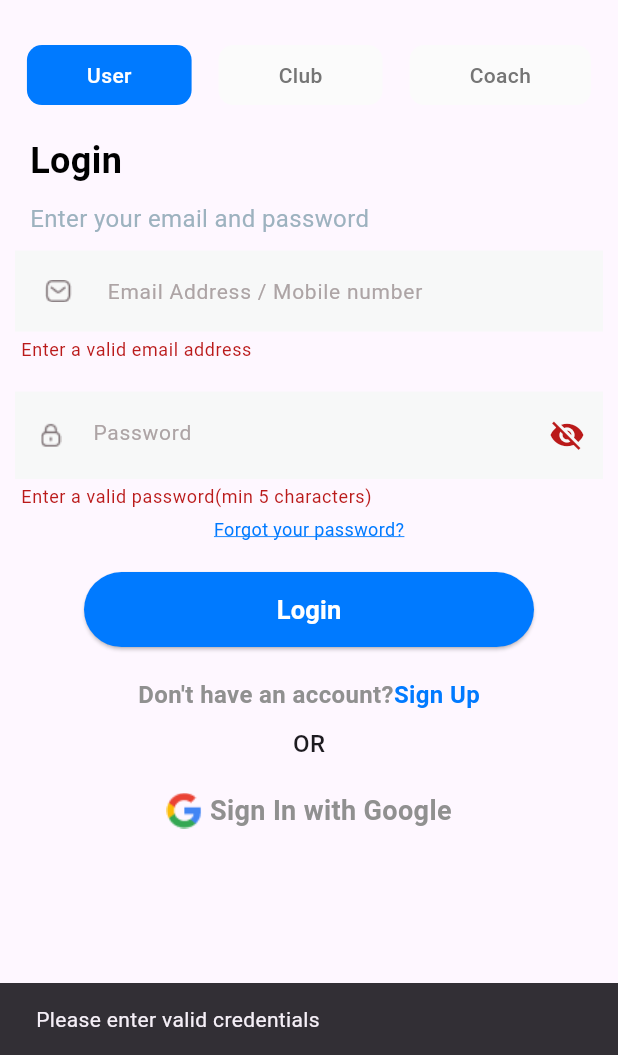
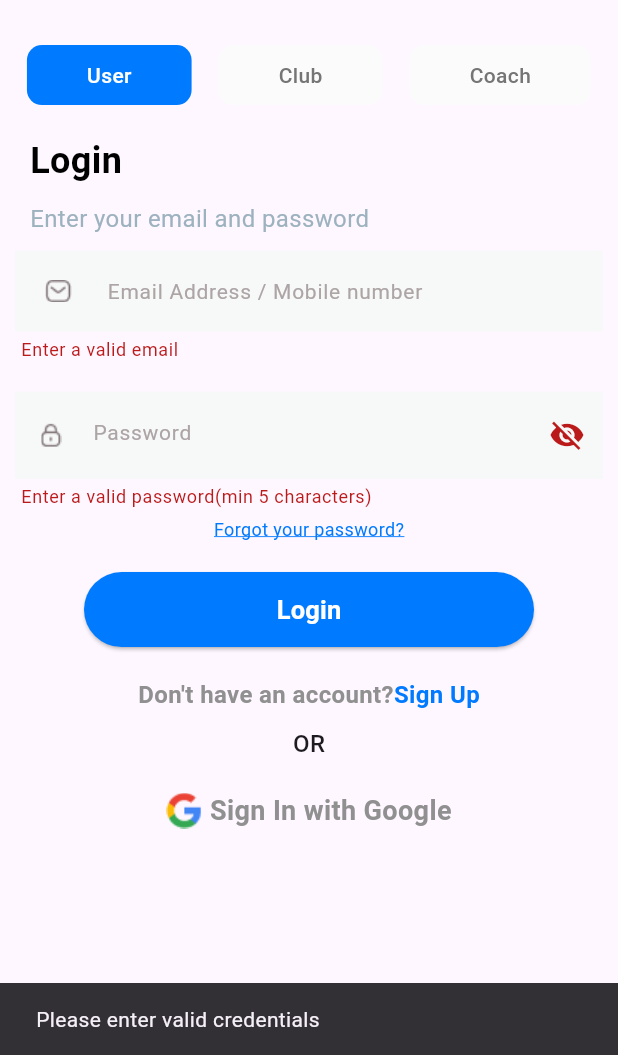
Before and after one commit to DpkSharma123/new_event, a Flutter app: the screen it shows after launch, after a tap on "Login", on a phone screen of 412 x 824 dp, the part 181-1236 px from its top. Run offline on Flutter 3.47's test engine with Material 3 defaults, Android fonts, the phone set to English and light mode, and no system bars; our stand-ins replace country_code_picker, font_awesome_flutter, pinput.

Commit message:
we can change loginpage

```diff
--- a/lib/loginpage.dart
+++ b/lib/loginpage.dart
@@ -228,7 +228,7 @@ class _Loginpage extends State<Loginpage> {
                         }
                         else
                         {
-                          return 'Enter a valid email address';
+                          return 'Enter a valid email';
                         }
 
                       },
```
